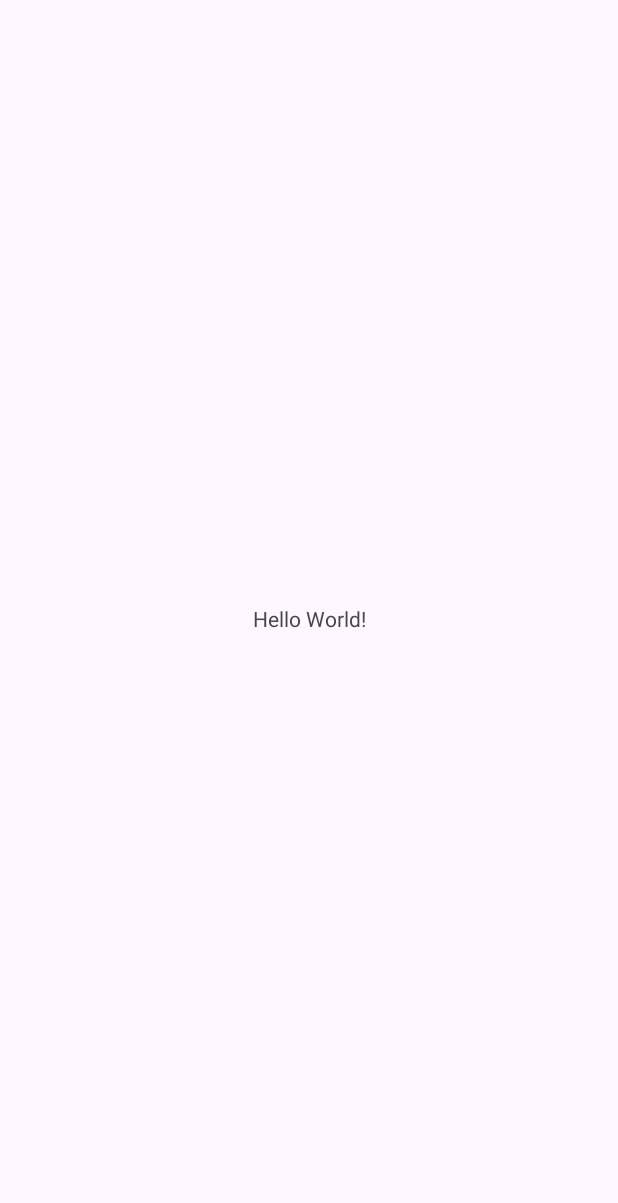
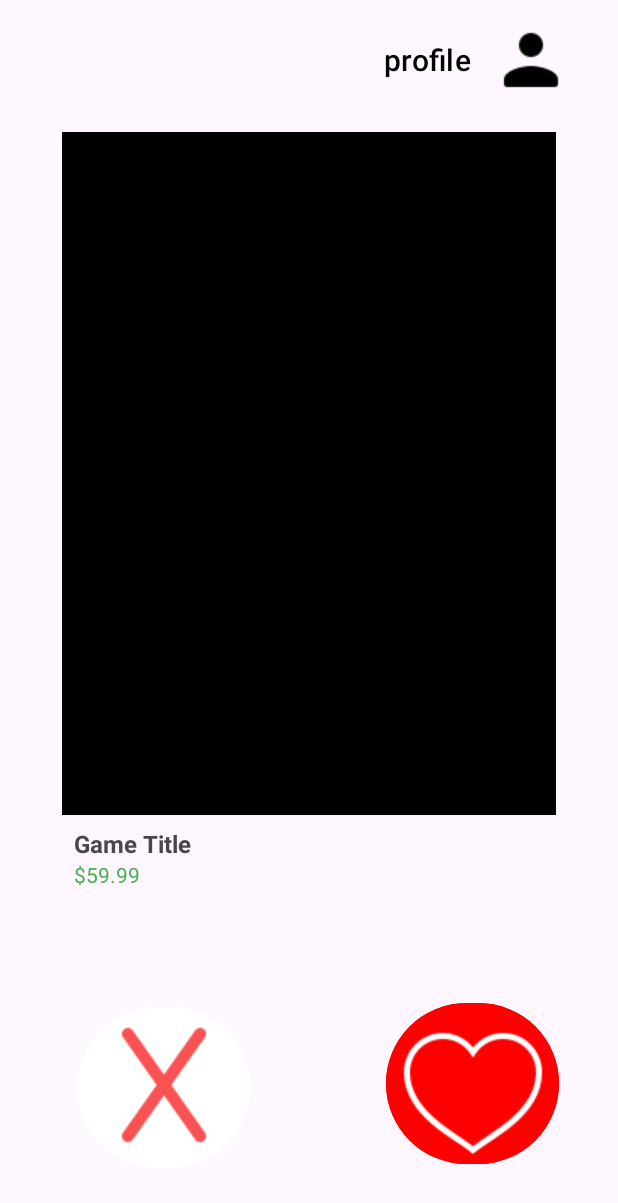
Before and after one commit to cst-338-project/cst-338-game-discovery-app, an Android app: the screen it shows after launch (MainActivity), on a phone screen of 412 x 824 dp. Before the commit the part shown is almost empty. Shown: the top 1203 px of the screen. Run offline under Robolectric (Android 15) with nearby library versions, the phone set to English and light mode, and no system bars.

Commit message:
Layout page, added like dislike button, game description, profile button

```diff
--- a/app/src/main/java/com/cst338/lootcrate/MainActivity.java
+++ b/app/src/main/java/com/cst338/lootcrate/MainActivity.java
@@ -9,7 +9,6 @@ import androidx.core.view.ViewCompat;
 import androidx.core.view.WindowInsetsCompat;
 
 public class MainActivity extends AppCompatActivity {
-
 
     @Override
     protected void onCreate(Bundle savedInstanceState) {
--- a/app/src/main/res/layout/activity_main.xml
+++ b/app/src/main/res/layout/activity_main.xml
@@ -7,13 +7,89 @@
     android:layout_height="match_parent"
     tools:context=".MainActivity">
 
-    <TextView
-        android:layout_width="wrap_content"
-        android:layout_height="wrap_content"
-        android:text="Hello World!"
+    <ImageView
+        android:id="@+id/gameImage"
+        android:layout_width="329dp"
+        android:layout_height="455dp"
+        android:layout_margin="16dp"
+        android:background="@color/black"
         app:layout_constraintBottom_toBottomOf="parent"
         app:layout_constraintEnd_toEndOf="parent"
         app:layout_constraintStart_toStartOf="parent"
-        app:layout_constraintTop_toTopOf="parent" />
+        app:layout_constraintTop_toTopOf="parent"
+        app:layout_constraintVertical_bias="0.213" />
+
+    <LinearLayout
+        android:id="@+id/infoBox"
+        android:layout_width="329dp"
+        android:layout_height="wrap_content"
+        android:orientation="vertical"
+        android:padding="8dp"
+        app:layout_constraintTop_toBottomOf="@id/gameImage"
+        app:layout_constraintStart_toStartOf="@id/gameImage"
+        app:layout_constraintEnd_toEndOf="@id/gameImage">
+
+        <TextView
+            android:id="@+id/gameTitle"
+            android:layout_width="wrap_content"
+            android:layout_height="wrap_content"
+            android:text="Game Title"
+            android:textSize="16sp"
+            android:textStyle="bold" />
+
+        <TextView
+            android:id="@+id/gamePrice"
+            android:layout_width="wrap_content"
+            android:layout_height="wrap_content"
+            android:text="$59.99"
+            android:textSize="14sp"
+            android:textColor="#4CAF50" />
+    </LinearLayout>
+
+    <Button
+        android:id="@+id/dislikeButton"
+        android:layout_width="115dp"
+        android:layout_height="115dp"
+        android:layout_margin="16dp"
+        android:layout_marginBottom="16dp"
+        android:drawableTop="@drawable/dislike_button"
+        android:textSize="32sp"
+        android:backgroundTint="@color/white"
+        app:layout_constraintBottom_toBottomOf="parent"
+        app:layout_constraintEnd_toEndOf="parent"
+        app:layout_constraintHorizontal_bias="0.133"
+        app:layout_constraintStart_toStartOf="parent"
+        app:layout_constraintTop_toBottomOf="@id/infoBox"
+        app:layout_constraintVertical_bias="0.666" />
+
+    <Button
+        android:id="@+id/likeButton"
+        android:layout_width="115dp"
+        android:layout_height="115dp"
+        android:layout_margin="16dp"
+        android:layout_marginBottom="16dp"
+        android:drawableTop="@drawable/like_button"
+        app:layout_constraintBottom_toBottomOf="parent"
+        app:layout_constraintEnd_toEndOf="parent"
+        app:layout_constraintHorizontal_bias="0.911"
+        app:layout_constraintStart_toStartOf="parent"
+        app:layout_constraintTop_toBottomOf="@id/infoBox"
+        app:layout_constraintVertical_bias="0.633"
+        android:backgroundTint="#FF0000"/>
+
+    <Button
+        android:id="@+id/profileButton"
+        android:layout_width="170dp"
+        android:layout_height="60dp"
+        android:text="profile"
+        android:textSize="20sp"
+        android:gravity="start|center_vertical"
+        android:drawableEnd="@drawable/profile"
+        android:drawablePadding="4dp"
+        android:layout_margin="10dp"
+        android:textColor="@color/black"
+        android:backgroundTint="@android:color/transparent"
+        app:layout_constraintTop_toTopOf="parent"
+        app:layout_constraintEnd_toEndOf="parent" />
 
 </androidx.constraintlayout.widget.ConstraintLayout>
```
Also changed, not shown: app/src/main/res/drawable/dislike_button.png (added), app/src/main/res/drawable/like_button.png (added), app/src/main/res/drawable/profile.png (added).
